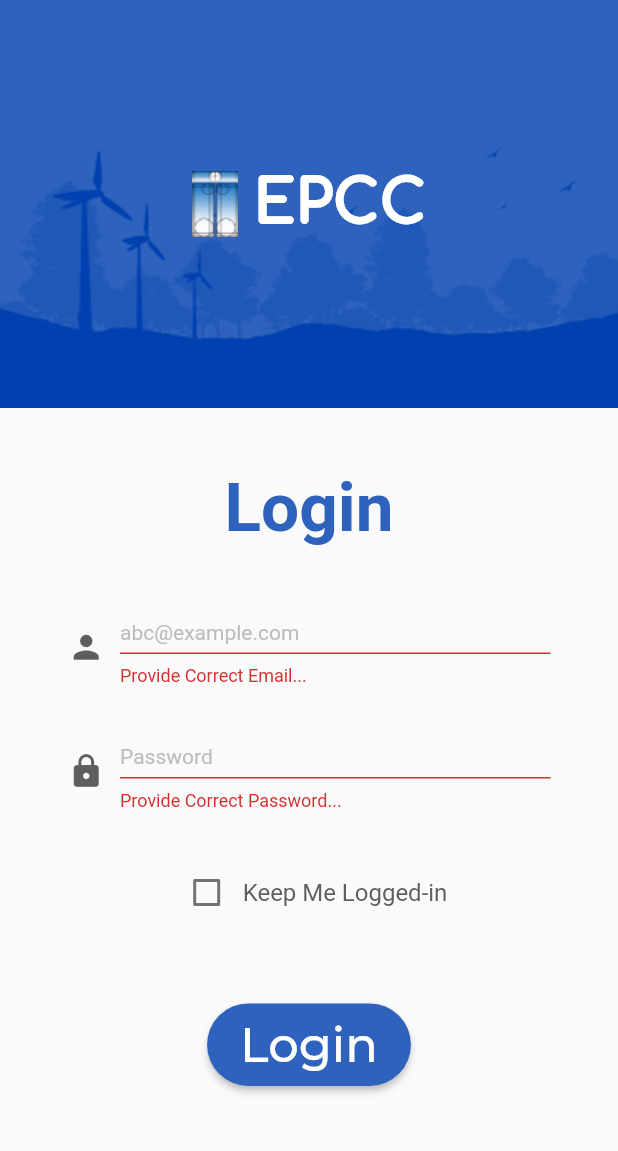
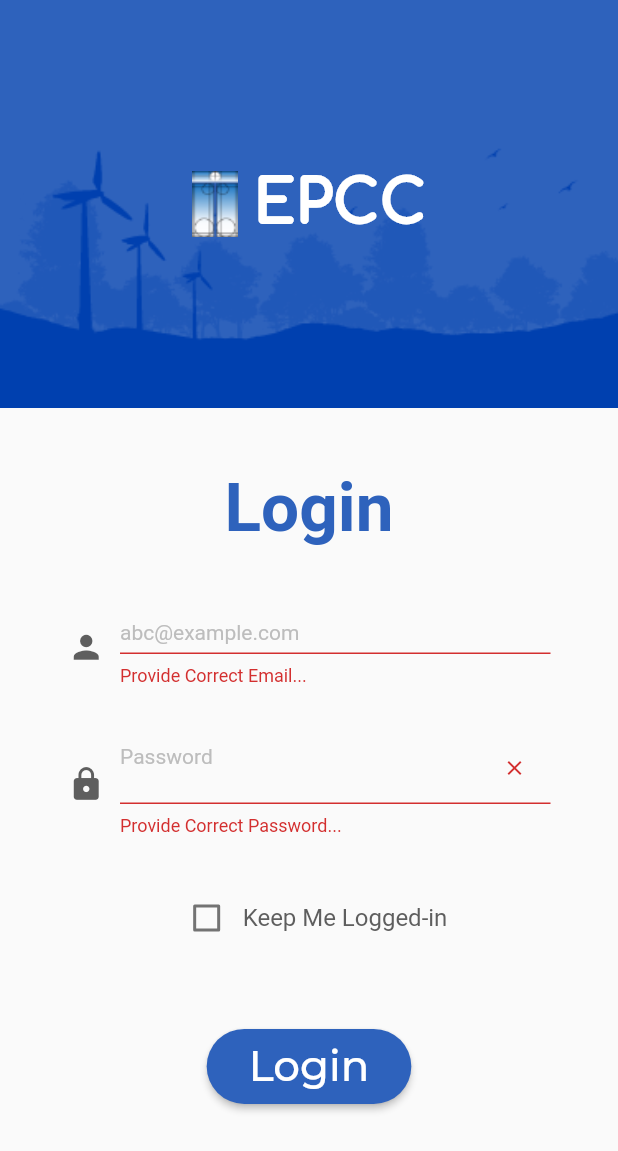
Before and after one commit to adilvn/EPCCApp, a Flutter app: the screen it shows after launch, on a phone screen of 412 x 824 dp. Shown: the top 1151 px of the screen. Run offline on Flutter 3.47's test engine with Material 2 defaults, Android fonts, the phone set to English and light mode, and no system bars; our stand-ins replace animate_do, cached_network_image, cloud_firestore, connectivity, firebase_auth, firebase_core and 7 more; missing offline and left inert: connectivity_alert_widget, splash_screen_view; accounts and stored records are empty.

Commit message:
23-8-2021

```diff
--- a/lib/Bindings/HomePageBinding.dart
+++ b/lib/Bindings/HomePageBinding.dart
@@ -1,6 +1,5 @@
 import 'package:epcc/controllers/BackProcess.dart';
 import 'package:epcc/controllers/HomeController.dart';
-import 'package:epcc/controllers/loginController.dart';
 import 'package:epcc/controllers/profileController.dart';
 import 'package:epcc/controllers/reportController.dart';
 import 'package:epcc/controllers/subUnitsController.dart';
@@ -10,8 +9,9 @@ import 'package:get/get.dart';
 class HomePageBindings extends Bindings {
   @override
   void dependencies() {
+    Get.lazyPut(() => HomeController());
     Get.lazyPut(() => ProfileController());
-    Get.lazyPut(() => HomeController());
+
     Get.lazyPut(() => ReportController());
     Get.lazyPut(() => UnitsController());
     Get.lazyPut(() => SubUnitsController());
--- a/lib/Models/constants.dart
+++ b/lib/Models/constants.dart
@@ -10,3 +10,7 @@ const white = Colors.white;
 var roboto = GoogleFonts.roboto().fontFamily;
 var comfortaa = GoogleFonts.comfortaa().fontFamily;
 var montserrat = GoogleFonts.montserrat().fontFamily;
+
+class Constant {
+  static String ADMINMAIL = "admin@gmail.com";
+}
--- a/lib/Screens/bottom_navigation.dart
+++ b/lib/Screens/bottom_navigation.dart
@@ -7,6 +7,7 @@ import 'package:epcc/Screens/profile.dart';
 import 'package:epcc/controllers/HomeController.dart';
 import 'package:flutter/cupertino.dart';
 import 'package:flutter/material.dart';
+import 'package:get/get.dart';
 
 class BottomNavigation extends StatefulWidget {
   static int selectedIndex = 1;
--- a/lib/Screens/login_screen.dart
+++ b/lib/Screens/login_screen.dart
@@ -4,9 +4,6 @@ import 'package:epcc/Bindings/HomePageBinding.dart';
 import 'package:epcc/Models/constants.dart';
 import 'package:epcc/Screens/bottom_navigation.dart';
 import 'package:epcc/controllers/loginController.dart';
-import 'package:epcc/controllers/profileController.dart';
-import 'package:epcc/controllers/unitsController.dart';
-import 'package:epcc/routes/AppPages.dart';
 import 'package:firebase_auth/firebase_auth.dart';
 import 'package:flutter/cupertino.dart';
 import 'package:flutter/material.dart';
@@ -40,12 +37,13 @@ class _LoginScreenState extends State<LoginScreen> {
   Widget build(BuildContext context) {
     Size size = MediaQuery.of(context).size;
 
-    return Scaffold(
-        body: SingleChildScrollView(
-      child: GestureDetector(
-        onTap: () {
-          FocusScope.of(context).requestFocus(new FocusNode());
-        },
+    return GestureDetector(
+      onTap: () {
+        print("hello");
+        FocusScope.of(context).requestFocus(new FocusNode());
+      },
+      child: Scaffold(
+          body: SingleChildScrollView(
         child: Column(
           children: [
             Stack(
@@ -111,6 +109,7 @@ class _LoginScreenState extends State<LoginScreen> {
                           ),
                           Expanded(
                               child: TextFormField(
+                            autofocus: false,
                             keyboardType: TextInputType.emailAddress,
                             validator: (val) {
                               if (val!.isEmpty || !GetUtils.isEmail(val)) {
@@ -171,6 +170,17 @@ class _LoginScreenState extends State<LoginScreen> {
                             ),
                             cursorHeight: 20,
                             decoration: InputDecoration(
+                              suffixIcon: IconButton(
+                                icon: Icon(
+                                  Icons.close,
+                                  size: 16,
+                                ),
+                                onPressed: () {
+                                  setState(() {
+                                    _passController.text = "";
+                                  });
+                                },
+                              ),
                               isDense: true,
                               contentPadding: EdgeInsets.symmetric(vertical: 5),
                               enabledBorder: UnderlineInputBorder(
@@ -330,14 +340,17 @@ class _LoginScreenState extends State<LoginScreen> {
                               primary: epccBlue500,
                               onPrimary: white,
                               padding: EdgeInsets.symmetric(
-                                  vertical: 8, horizontal: 22),
+                                  vertical: 8, horizontal: 28),
                               textStyle: TextStyle(
                                   fontFamily: montserrat,
-                                  fontSize: 32,
+                                  fontSize: 28,
                                   fontWeight: FontWeight.w500),
                               shape: new RoundedRectangleBorder(
                                   borderRadius:
                                       new BorderRadius.circular(30.0)))),
+                      SizedBox(
+                        height: 10,
+                      ),
                       isLoading
                           ? Padding(
                               padding: const EdgeInsets.all(8.0),
@@ -352,7 +365,7 @@ class _LoginScreenState extends State<LoginScreen> {
             )
           ],
         ),
-      ),
-    ));
+      )),
+    );
   }
 }
--- a/lib/Screens/splash_screen.dart
+++ b/lib/Screens/splash_screen.dart
@@ -12,6 +12,12 @@ class Splashing extends StatefulWidget {
 
 class _SplashingState extends State<Splashing>
     with SingleTickerProviderStateMixin {
+  @override
+  void initState() {
+    // TODO: implement initState
+    super.initState();
+  }
+
   @override
   Widget build(BuildContext context) {
     double size = MediaQuery.of(context).size.height * 0.8;
--- a/lib/admin/Constant.dart
+++ /dev/null
@@ -1,3 +0,0 @@
-class Constant {
-  static String ADMINMAIL = "admin@gmail.com";
-}
--- a/lib/admin/controllers/loginController.dart
+++ b/lib/admin/controllers/loginController.dart
@@ -1,6 +1,7 @@
 import 'package:flutter/cupertino.dart';
 import 'package:get/get.dart';
 
+// ignore: camel_case_types
 class loginController extends GetxController {
   var _isloading = false.obs;
   TextEditingController email = TextEditingController();
--- a/lib/main.dart
+++ b/lib/main.dart
@@ -22,7 +22,7 @@ Future main() async {
       primaryColor: epccBlue,
     ),
     getPages: AppPages.routes,
-    home: Splashing(),
+    initialRoute: AppPages.SPLASHING,
     debugShowCheckedModeBanner: false,
   ));
 }
--- a/lib/routes/AppPages.dart
+++ b/lib/routes/AppPages.dart
@@ -1,4 +1,6 @@
+import 'package:epcc/Bindings/HomePageBinding.dart';
 import 'package:epcc/Screens/login_screen.dart';
+import 'package:epcc/Screens/splash_screen.dart';
 import 'package:epcc/routes/AppRoutes.dart';
 import 'package:get/get.dart';
 
@@ -18,5 +20,9 @@ class AppPages {
         page: () => LoginScreen(),
         transitionDuration: Duration(milliseconds: 500),
         transition: Transition.rightToLeftWithFade),
+    GetPage(
+      name: SPLASHING,
+      page: () => Splashing(),
+    )
   ];
 }
```
Also changed, not shown: lib/Authentication/DBService.dart (+6 -6 lines), lib/Screens/home_screen.dart (+25 -34 lines), lib/Screens/profile.dart (+22 -12 lines), lib/Screens/unitsPage.dart (+0 -68 lines), lib/admin/views/adduser.dart (+4 -16 lines), lib/admin/views/admin_home.dart (+1 -8 lines).
